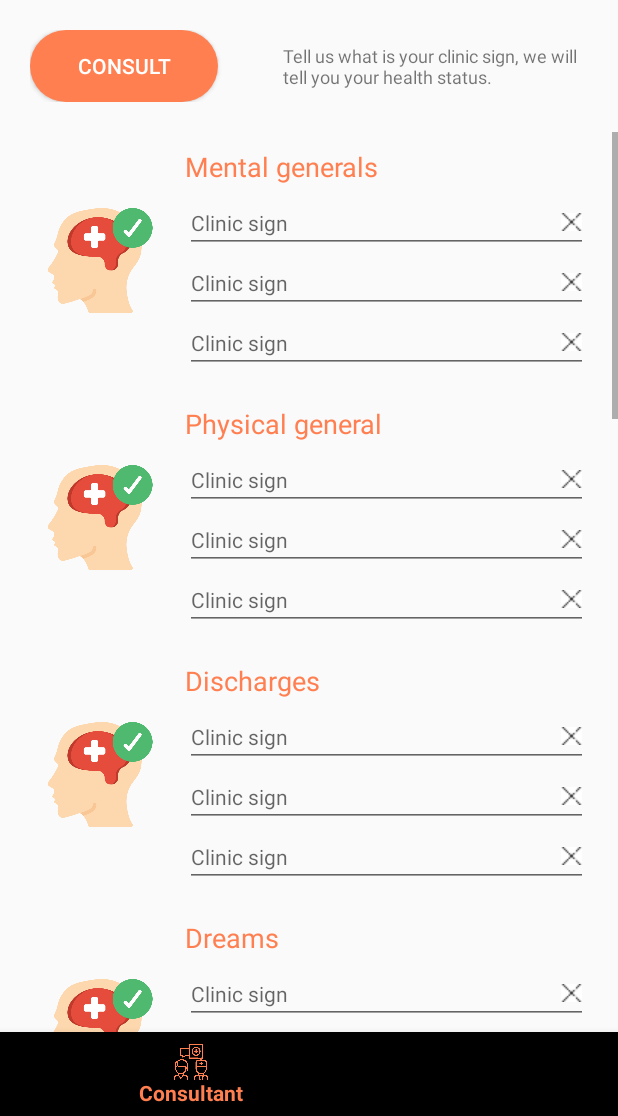
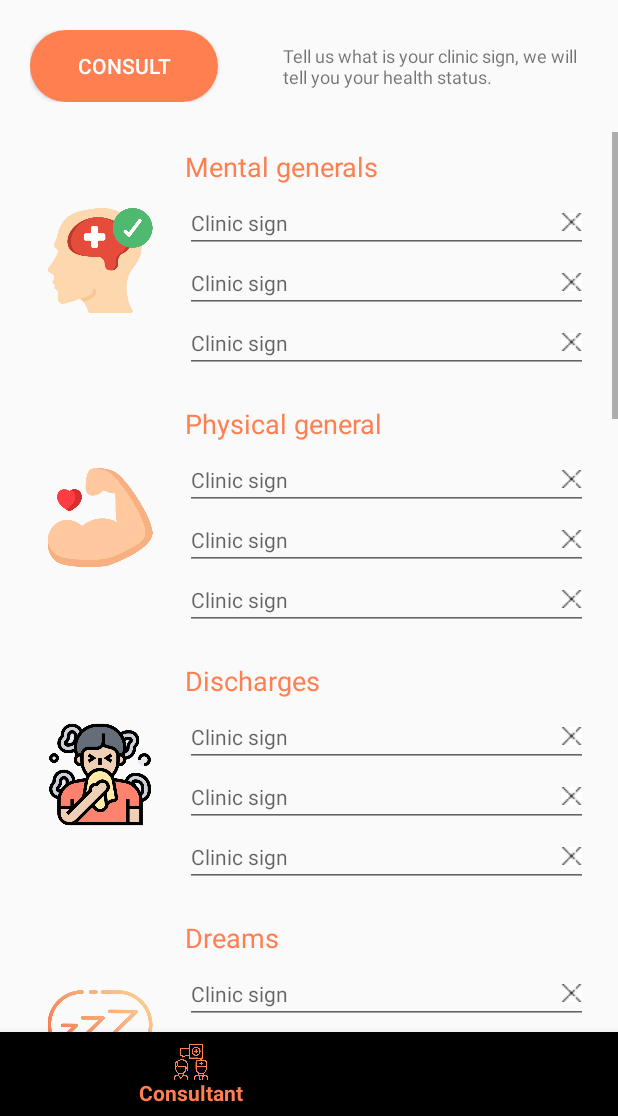
Before and after one commit to anvnt/HospitalSystem, an Android app: the screen it shows after launch (MainActivity), item 2 of the bottom bar chosen, on a phone screen of 412 x 824 dp, the part 120-1236 px from its top. Run offline under Robolectric (Android 15) with nearby library versions, the phone set to English and light mode, and no system bars.

Commit message:
Done for now

```diff
--- a/app/src/main/res/layout/fragment_consultant.xml
+++ b/app/src/main/res/layout/fragment_consultant.xml
@@ -181,7 +181,7 @@
                     android:layout_height="70dp"
                     android:layout_marginRight="10dp"
                     android:layout_weight="2"
-                    app:srcCompat="@drawable/c1" />
+                    app:srcCompat="@drawable/c2" />
 
                 <LinearLayout
                     android:layout_width="match_parent"
@@ -247,7 +247,7 @@
                     android:layout_height="70dp"
                     android:layout_marginRight="10dp"
                     android:layout_weight="2"
-                    app:srcCompat="@drawable/c1" />
+                    app:srcCompat="@drawable/c4" />
 
                 <LinearLayout
                     android:layout_width="match_parent"
@@ -313,7 +313,7 @@
                     android:layout_height="70dp"
                     android:layout_marginRight="10dp"
                     android:layout_weight="2"
-                    app:srcCompat="@drawable/c1" />
+                    app:srcCompat="@drawable/c3" />
 
                 <LinearLayout
                     android:layout_width="match_parent"
@@ -379,7 +379,7 @@
                     android:layout_height="70dp"
                     android:layout_marginRight="10dp"
                     android:layout_weight="2"
-                    app:srcCompat="@drawable/c1" />
+                    app:srcCompat="@drawable/c5" />
 
                 <LinearLayout
                     android:layout_width="match_parent"
@@ -445,7 +445,7 @@
                     android:layout_height="70dp"
                     android:layout_marginRight="10dp"
                     android:layout_weight="2"
-                    app:srcCompat="@drawable/c1" />
+                    app:srcCompat="@drawable/c6" />
 
                 <LinearLayout
                     android:layout_width="match_parent"
@@ -506,12 +506,12 @@
                 android:paddingBottom="5dp">
 
                 <ImageView
-                    android:id="@+id/imageView72"
+                    android:id="@+id/imageView7"
                     android:layout_width="300dp"
                     android:layout_height="70dp"
                     android:layout_marginRight="10dp"
                     android:layout_weight="2"
-                    app:srcCompat="@drawable/c1" />
+                    app:srcCompat="@drawable/c7" />
 
                 <LinearLayout
                     android:layout_width="match_parent"
@@ -577,7 +577,7 @@
                     android:layout_height="70dp"
                     android:layout_marginRight="10dp"
                     android:layout_weight="2"
-                    app:srcCompat="@drawable/c1" />
+                    app:srcCompat="@drawable/c8" />
 
                 <LinearLayout
                     android:layout_width="match_parent"
@@ -643,7 +643,7 @@
                     android:layout_height="70dp"
                     android:layout_marginRight="10dp"
                     android:layout_weight="2"
-                    app:srcCompat="@drawable/c1" />
+                    app:srcCompat="@drawable/c9" />
 
                 <LinearLayout
                     android:layout_width="match_parent"
@@ -709,7 +709,7 @@
                     android:layout_height="70dp"
                     android:layout_marginRight="10dp"
                     android:layout_weight="2"
-                    app:srcCompat="@drawable/c1" />
+                    app:srcCompat="@drawable/c10" />
 
                 <LinearLayout
                     android:layout_width="match_parent"
@@ -775,7 +775,7 @@
                     android:layout_height="70dp"
                     android:layout_marginRight="10dp"
                     android:layout_weight="2"
-                    app:srcCompat="@drawable/c1" />
+                    app:srcCompat="@drawable/c11" />
 
                 <LinearLayout
                     android:layout_width="match_parent"
```
Also changed, not shown: app/src/main/res/drawable/c10.jpg (added), app/src/main/res/drawable/c11.png (added), app/src/main/res/drawable/c2.png (added), app/src/main/res/drawable/c3.png (added), app/src/main/res/drawable/c4.png (added), app/src/main/res/drawable/c5.jpg (added), app/src/main/res/drawable/c6.png (added), app/src/main/res/drawable/c7.png (added), app/src/main/res/drawable/c8.png (added), app/src/main/res/drawable/c9.png (added).
